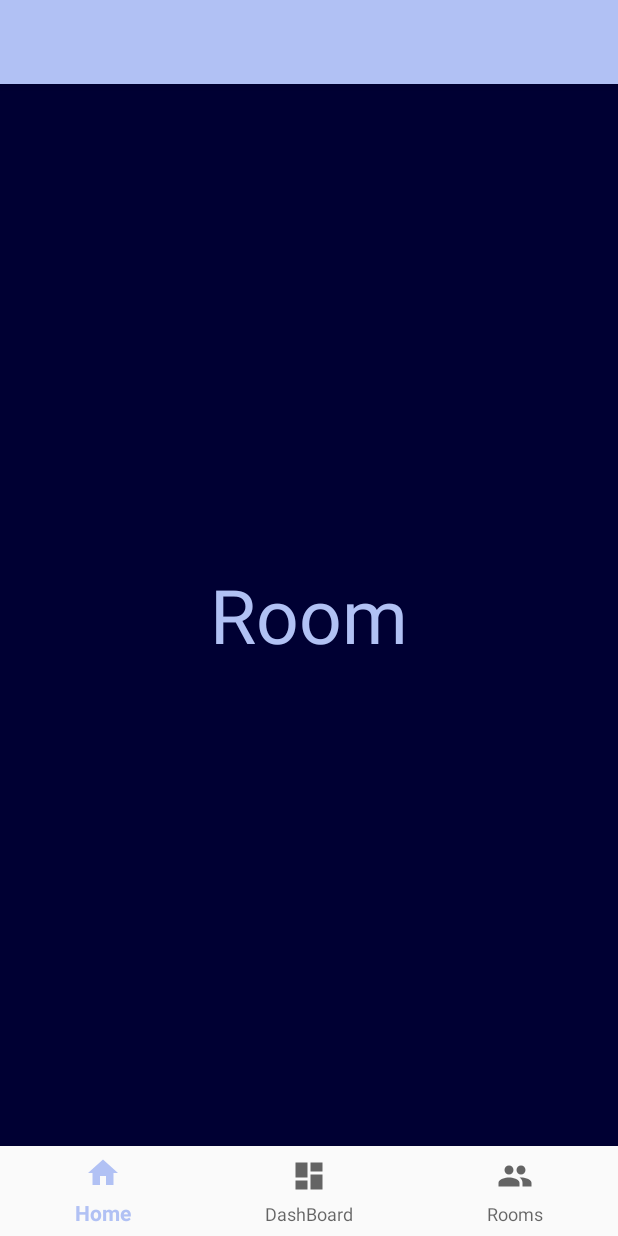
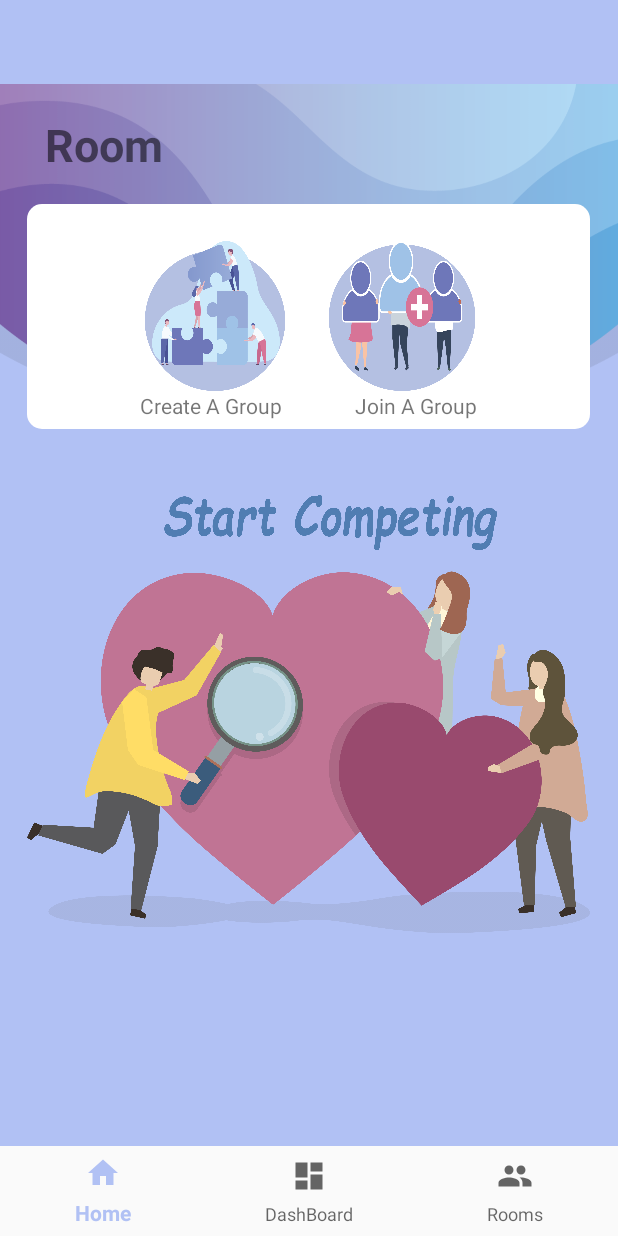
Before and after one commit to pogata0210/Wellness_Bet_Sleep, an Android app: the fragment roomsFragment placed in its activity, on a phone screen of 412 x 824 dp. Run offline under Robolectric (Android 15) with nearby library versions, the phone set to English and light mode, and no system bars.

Commit message:
new Ui for room

```diff
--- a/app/src/main/res/layout/fragment_rooms.xml
+++ b/app/src/main/res/layout/fragment_rooms.xml
@@ -4,19 +4,104 @@ xmlns:app="http://schemas.android.com/apk/res-auto"
 xmlns:tools="http://schemas.android.com/tools"
 android:layout_width="match_parent"
 android:layout_height="match_parent"
-android:background="@color/DarkBlue"
+android:background="@color/softerViolet"
 tools:context=".fragmentsNav.roomsFragment">
 
 
+<View
+    android:id="@+id/background_png"
+    android:layout_width="match_parent"
+    android:layout_height="230dp"
+    android:background="@drawable/background"/>
 
     <TextView
         android:layout_width="wrap_content"
         android:layout_height="wrap_content"
-        android:textSize="50sp"
         android:text="Room"
+        android:textSize="30sp"
+        android:layout_marginTop="20dp"
+        android:layout_marginLeft="30dp"
+        android:textStyle="bold"
+
+        />
+
+
+
+
+
+          <android.support.v7.widget.CardView
+              android:id="@+id/cardView_menu"
+              android:layout_width="375dp"
+              android:layout_height="150dp"
+              android:layout_centerHorizontal="true"
+              android:layout_marginTop="80dp"
+              android:elevation="10dp"
+              app:cardCornerRadius="10dp"
+              >
+
+
+              <RelativeLayout
+                  android:layout_width="match_parent"
+                  android:layout_height="match_parent">
+
+
+              <ImageView
+                  android:id="@+id/imageView_create"
+                  android:layout_width="100dp"
+                  android:layout_height="100dp"
+                  android:layout_centerVertical="true"
+                  android:layout_marginLeft="75dp"
+                  android:src="@drawable/create_group"/>
+
+                  <ImageView
+                      android:id="@+id/imageView_join"
+                      android:layout_width="100dp"
+                      android:layout_height="100dp"
+                      android:layout_alignRight="@+id/imageView_create"
+                      android:layout_centerVertical="true"
+                      android:layout_alignParentEnd="true"
+                      android:layout_marginEnd="75dp"
+                      android:src="@drawable/join_group" />
+                  <TextView
+                      android:layout_width="wrap_content"
+                      android:layout_height="wrap_content"
+                      android:text="Create A Group"
+                      android:layout_below="@+id/imageView_join"
+                      android:layout_marginLeft="75dp"
+                      />
+
+                  <TextView
+                      android:layout_width="wrap_content"
+                      android:layout_height="wrap_content"
+                      android:layout_centerVertical="true"
+                      android:layout_alignParentEnd="true"
+                      android:layout_marginEnd="75dp"
+                      android:layout_below="@+id/imageView_create"
+                      android:text="Join A Group"/>
+
+
+              </RelativeLayout>
+
+
+
+          </android.support.v7.widget.CardView>
+
+    <ImageView
+
         android:layout_centerVertical="true"
-        android:textColor="@color/softerViolet"
-        android:layout_centerHorizontal="true"/>
+        android:layout_centerHorizontal="true"
+        android:src="@drawable/start_comepet"
+        android:layout_below="@+id/cardView_menu"
+        android:layout_width="375dp"
+        android:layout_height="375dp" />
+
+
+
+
+
+
+
+
 
 
 
```
Also changed, not shown: app/src/main/res/drawable/background.png (added), app/src/main/res/drawable/create_group.png (added), app/src/main/res/drawable/join_group.png (added), app/src/main/res/drawable/start_comepet.png (added).
